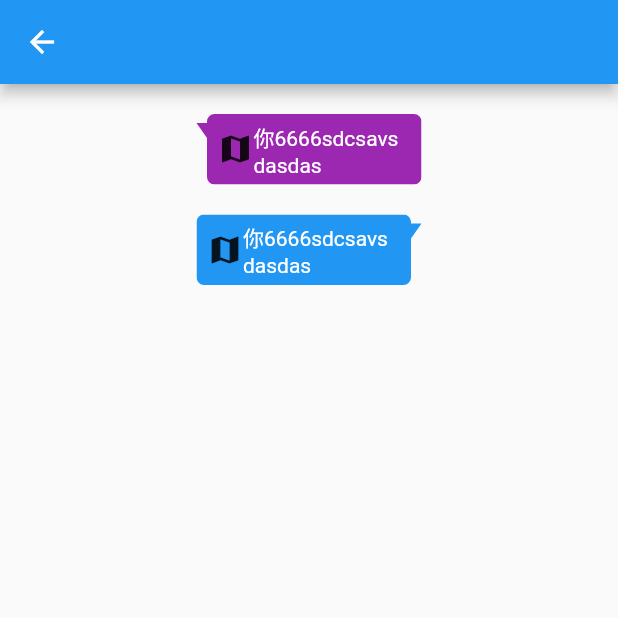
After one commit to kwhuang/Flutter_Demo, a Flutter app: the PainterDemo screen opened directly, on a phone screen of 412 x 824 dp, the top half of it. The commit adds this screen. Run offline on Flutter 3.47's test engine with Material 2 defaults, Android fonts, the phone set to English and light mode, and no system bars; our stand-ins replace rxdart, shared_preferences; accounts and stored records are empty.

Commit message:
自定义画笔

```diff
--- /dev/null
+++ b/flutter_widget_demo/lib/custom_widget/Bubble.dart
@@ -0,0 +1,107 @@
+import 'package:flutter/material.dart';
+
+const _ArrowTop = 6.0;      //箭头距离顶部位置
+const _ArrowWidth = 7.0;    //箭头宽度
+const _ArrowHeight = 10.0;  //箭头高度
+const _MinHeight = 32.0;    //内容最小高度
+const _MinWidth = 50.0;     //内容最小宽度
+
+class Bubble extends StatelessWidget {
+
+  /// 箭头方向：左/右
+  final BubbleDirection direction;
+  /// 气泡圆角
+  final Radius borderRadius;
+  /// 子widget，当使用row，column等视图作为子widget时需要设置对应的宽高
+  final Widget child;
+  /// 背景色
+  final Color color;
+  /// 气泡外边距
+  final EdgeInsetsGeometry padding;
+  /// 内边距
+  final EdgeInsetsGeometry margin;
+  /// 气泡大小约束
+  final BoxConstraints constraints;
+  /// 气泡
+  final double width;
+  /// 气泡高度
+  final double height;
+  /// 子widget对齐方式
+  final Alignment alignment;
+
+  /// 内容左右边距
+  final _left;
+  final _right;
+
+  /// 常量构造方法
+  const Bubble(
+      {Key key,
+        this.direction = BubbleDirection.left,
+        this.borderRadius,
+        this.child, this.color, this.padding, this.margin, this.constraints, this.width, this.height, this.alignment})
+      : _left = direction == BubbleDirection.left ? _ArrowWidth : 0.0,
+        _right = direction == BubbleDirection.right ? _ArrowWidth : 0.0,
+        super(key: key);
+
+  @override
+  Widget build(BuildContext context) {
+    return ClipPath(
+      clipper:
+      _BubbleClipper(direction, this.borderRadius ?? Radius.circular(5.0)),
+      child: Container(
+        alignment: this.alignment,
+        width: this.width,
+        height: this.height,
+        constraints: (this.constraints??BoxConstraints()).copyWith(minHeight: _MinHeight,minWidth: _MinWidth),
+        margin: this.margin,
+        color: this.color,
+        padding: EdgeInsets.fromLTRB(this._left, 0.0, this._right, 0.0).add(this.padding??EdgeInsets.fromLTRB(7.0, 5.0, 7.0, 5.0)),
+        child: this.child,
+      ),
+    );
+  }
+}
+
+///方向
+enum BubbleDirection { left, right }
+
+class _BubbleClipper extends CustomClipper<Path> {
+  final BubbleDirection direction;
+  final Radius radius;
+  _BubbleClipper(this.direction, this.radius);
+
+  @override
+  Path getClip(Size size) {
+    final path = Path();
+    final path2 = Path();
+    if (this.direction == BubbleDirection.left) {
+      //绘制左边三角形
+      path.moveTo(0, _ArrowTop);
+      path.lineTo(_ArrowWidth, _ArrowTop);
+      path.lineTo(_ArrowWidth, _ArrowTop + _ArrowHeight);
+      path.close();
+      //绘制矩形
+      path2.addRRect(RRect.fromRectAndRadius(
+          Rect.fromLTWH(_ArrowWidth, 0, (size.width - _ArrowWidth), size.height), this.radius));
+      //合并
+      path.addPath(path2, Offset(0, 0));
+    } else {
+      //绘制右边三角形
+      path.moveTo(size.width, _ArrowTop);
+      path.lineTo(size.width - _ArrowWidth, _ArrowTop);
+      path.lineTo(size.width - _ArrowWidth, _ArrowTop + _ArrowHeight);
+      path.close();
+      //绘制矩形
+      path2.addRRect(RRect.fromRectAndRadius(
+          Rect.fromLTWH(0, 0, (size.width - _ArrowWidth), size.height), this.radius));
+      //合并
+      path.addPath(path2, Offset(0, 0));
+    }
+    return path;
+  }
+
+  @override
+  bool shouldReclip(CustomClipper<Path> oldClipper) {
+    return false;
+  }
+}
--- a/flutter_widget_demo/lib/main.dart
+++ b/flutter_widget_demo/lib/main.dart
@@ -12,6 +12,7 @@ import 'widget_demo/CustomAppBarDemo.dart';
 import 'widget_demo/CupertinoDemo.dart';
 import 'widget_demo/ListViewCutDownDemo.dart';
 import 'widget_demo/DataSharingDemo.dart';
+import 'widget_demo/CustomPaintorDemo.dart';
 
 void main() => runApp(MyApp());
 
@@ -142,6 +143,7 @@ class ListDemo extends StatelessWidget {
     'CustumDialogDemo',
     'ListViewCutDownDemo',
     'DataSharingDemo'
+    'CustomPaintorDemo'
   ];
 
   @override
@@ -209,6 +211,10 @@ class ListDemo extends StatelessWidget {
                       context, MaterialPageRoute(builder: (BuildContext context) {
                     return DataSharingDemo();
                   }));
+                } else if (index == 10 ) {
+                  Navigator.push(context, MaterialPageRoute(builder: (context){
+                    return PainterDemo();
+                }));
                 }
 
               },
--- /dev/null
+++ b/flutter_widget_demo/lib/widget_demo/CustomPaintorDemo.dart
@@ -0,0 +1,145 @@
+import 'dart:math';
+import 'dart:ui';
+
+import 'package:flutter/material.dart';
+import 'package:flutter/material.dart' as prefix0;
+import 'package:flutter_widget_demo/custom_widget/Bubble.dart';
+
+class PainterDemo extends StatefulWidget {
+  @override
+  _PainterDemoState createState() => _PainterDemoState();
+}
+
+class _PainterDemoState extends State<PainterDemo> {
+  @override
+  Widget build(BuildContext context) {
+    return Scaffold(
+      appBar: AppBar(),
+      body: Container(
+        height: double.infinity,
+        width: double.infinity,
+        child: Column(
+          children: <Widget>[
+            Container(height: 20,),
+            Bubble(
+              width: 150,
+              color: Colors.purple,
+              child: Row(
+                children: <Widget>[
+                  Icon(Icons.map),
+                  Text("你6666sdcsavs\ndasdas",style: TextStyle(color: Colors.white), )
+                ],
+              ),
+            ),
+            Container(height: 20,),
+            Bubble(
+              width: 150,
+              color: Colors.blue,
+              direction: BubbleDirection.right,
+              child: Row(
+                children: <Widget>[
+                  Icon(Icons.map),
+                  Text("你6666sdcsavs\ndasdas",style: TextStyle(color: Colors.white), )
+                ],
+              ),
+            )
+          ],
+        )
+//        CustomPaint(
+//          painter: CanvasPainter(),
+//          foregroundPainter: ForegroundPainter(),
+//          child: Container(
+//            height: 50,
+//            decoration: BoxDecoration(
+//              border: Border.all(color: Colors.black, width: 5),
+//            ),
+//            child: Stack(
+//              children: <Widget>[
+//                Text("我是CustomPaint的child"),
+//                Center(
+//                  child: Text(
+//                    "96",
+//                    style: TextStyle(
+//                      color: Colors.white,
+//                      fontSize: 30,
+//                      fontWeight: FontWeight.bold,
+//                    ),
+//                  ),
+//                )
+//              ],
+//            ),
+//          ),
+//        ),
+      ),
+    );
+  }
+}
+
+class CanvasPainter extends CustomPainter {
+  @override
+  void paint(Canvas canvas, Size size) {
+    Paint paint = Paint();
+    paint.color = Colors.black;
+    paint.strokeWidth = 1;
+    paint.style = PaintingStyle.stroke;
+    canvas.drawColor(Colors.red, Paint().blendMode);
+    canvas.drawLine(Offset(30, 30), Offset(50, 50), paint);
+    canvas.drawCircle(Offset(70, 70), 5, paint);
+    canvas.drawRect(Rect.fromLTRB(100, 100, 200, 200), paint);
+    canvas.drawOval(Rect.fromLTRB(100, 100, 200, 200), paint);
+
+    canvas.drawArc(
+        Rect.fromCircle(
+            center: Offset(50, 250), radius: 20),
+        0 * (pi / 180),
+        90 * (pi / 180),
+        true,
+        paint);
+    canvas.drawArc(
+        Rect.fromCircle(
+            center: Offset(100, 250), radius: 20),
+        0 * (pi / 180),
+        180 * (pi / 180),
+        true,
+        paint);
+    ParagraphBuilder pb = ParagraphBuilder(ParagraphStyle(
+      textAlign: TextAlign.center,
+      fontWeight: FontWeight.w600,
+      fontStyle: FontStyle.normal,
+      fontSize: 18,
+    ))
+      ..addText("width: ${size.width} height: ${size.height}");
+    ParagraphConstraints pc = ParagraphConstraints(width: 200);
+    Paragraph paragraph = pb.build()..layout(pc);
+    canvas.drawParagraph(paragraph, Offset(30, 30));
+
+  }
+
+  @override
+  bool shouldRepaint(CustomPainter oldDelegate) {
+    return false;
+  }
+}
+
+class ForegroundPainter extends CustomPainter {
+  @override
+  void paint(Canvas canvas, Size size) {
+    canvas.drawColor(Color(0x22FFC107), Paint().blendMode);
+  }
+
+  @override
+  bool shouldRepaint(CustomPainter oldDelegate) {
+    return false;
+  }
+}
+
+class DemoPainter extends CustomPainter{
+  @override
+  void paint(Canvas canvas, Size size) {
+  }
+
+  @override
+  bool shouldRepaint(CustomPainter oldDelegate) {
+    return null;
+  }
+}
--- a/flutter_widget_demo/lib/widget_demo/SingleChildScrollView.dart
+++ b/flutter_widget_demo/lib/widget_demo/SingleChildScrollView.dart
@@ -76,6 +76,8 @@ class SingleChildScrollviewDemo extends StatelessWidget {
                     ),
                   ),
 
+                  Column(
+                    children: <Widget>[
                       Container(
                         // A fixed-height child.
                         color: const Color(0xff808000), // Yellow
@@ -97,6 +99,8 @@ class SingleChildScrollviewDemo extends StatelessWidget {
                         height: 120.0,
                       ),
                     ],
+                  )
+                ],
               ),
             ),
           );
--- a/flutter_widget_demo/pubspec.yaml
+++ b/flutter_widget_demo/pubspec.yaml
@@ -25,6 +25,7 @@ dependencies:
   cupertino_icons: ^0.1.2
   rxdart:
   shared_preferences: ^0.5.6+2
+  url_launcher: ^5.4.10
 
   #start
   #吐司
```
Also changed, not shown: flutter_widget_demo/lib/custom_widget/appbar.dart (added, +82 -0 lines), flutter_widget_demo/lib/widget_demo/CustomAppBarDemo.dart (+21 -26 lines). Lines whose indentation alone changed are shown as unchanged.
